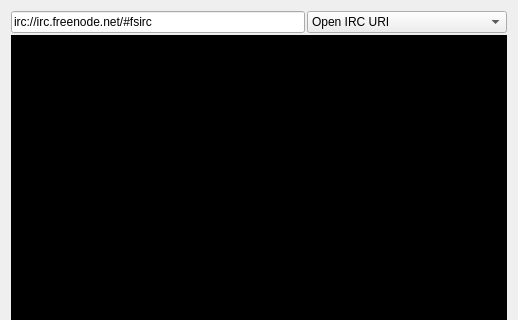
Qt form src/plugins/chatter/fsircview.ui (0xd34df00d/leechcraft) before a commit; both pictures show x 0 to 518 and y 0 to 320 of the 518 by 463 pixel window.
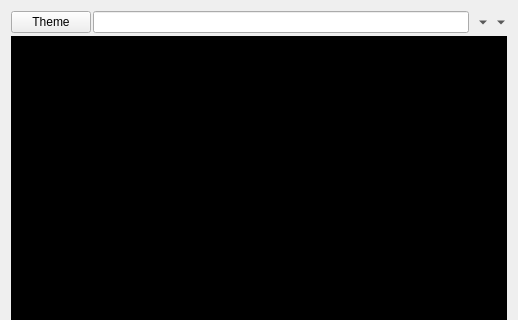
The same form after that commit. Custom widgets are drawn as their Qt base class.

The edit to the form file:
```diff
--- a/src/plugins/chatter/fsircview.ui
+++ b/src/plugins/chatter/fsircview.ui
@@ -21,52 +21,29 @@
      <item>
       <layout class="QHBoxLayout" name="_2" >
        <item>
-        <widget class="QLineEdit" name="fsActionEdit" >
-         <property name="sizePolicy" >
-          <sizepolicy vsizetype="Fixed" hsizetype="Minimum" >
-           <horstretch>0</horstretch>
-           <verstretch>0</verstretch>
-          </sizepolicy>
-         </property>
-         <property name="text" >
-          <string>irc://irc.freenode.net/#fsirc</string>
+        <widget class="QPushButton" name="changeThemeButton">
+         <property name="text">
+          <string>Theme</string>
          </property>
         </widget>
        </item>
        <item>
-        <widget class="QComboBox" name="fsActionCombo" >
-         <property name="sizePolicy" >
-          <sizepolicy vsizetype="Fixed" hsizetype="Fixed" >
-           <horstretch>0</horstretch>
-           <verstretch>0</verstretch>
-          </sizepolicy>
+        <widget class="QLineEdit" name="themeEdit"/>
+       </item>
+       <item>
+        <widget class="QToolButton" name="menuButton">
+         <property name="text">
+          <string>...</string>
          </property>
-         <property name="minimumSize" >
-          <size>
-           <width>200</width>
-           <height>0</height>
-          </size>
+         <property name="popupMode">
+          <enum>QToolButton::MenuButtonPopup</enum>
          </property>
-         <item>
-          <property name="text" >
-           <string>Open IRC URI</string>
-          </property>
-         </item>
-         <item>
-          <property name="text" >
-           <string>Change nick</string>
-          </property>
-         </item>
-         <item>
-          <property name="text" >
-           <string>Set encoding</string>
-          </property>
-         </item>
-         <item>
-          <property name="text" >
-           <string>Stop this senseless struggle</string>
-          </property>
-         </item>
+         <property name="autoRaise">
+          <bool>true</bool>
+         </property>
+         <property name="arrowType">
+          <enum>Qt::DownArrow</enum>
+         </property>
         </widget>
        </item>
       </layout>
@@ -92,12 +69,12 @@
        <property name="readOnly" >
         <bool>true</bool>
        </property>
-       <property name="html" >
-        <string>&lt;!DOCTYPE HTML PUBLIC "-//W3C//DTD HTML 4.0//EN" "http://www.w3.org/TR/REC-html40/strict.dtd">
-&lt;html>&lt;head>&lt;meta name="qrichtext" content="1" />&lt;style type="text/css">
+       <property name="html">
+        <string>&lt;!DOCTYPE HTML PUBLIC &quot;-//W3C//DTD HTML 4.0//EN&quot; &quot;http://www.w3.org/TR/REC-html40/strict.dtd&quot;&gt;
+&lt;html&gt;&lt;head&gt;&lt;meta name=&quot;qrichtext&quot; content=&quot;1&quot; /&gt;&lt;style type=&quot;text/css&quot;&gt;
 p, li { white-space: pre-wrap; }
-&lt;/style>&lt;/head>&lt;body style=" font-family:'DejaVu Sans'; font-size:8pt; font-weight:400; font-style:normal;">
-&lt;p style="-qt-paragraph-type:empty; margin-top:12px; margin-bottom:12px; margin-left:0px; margin-right:0px; -qt-block-indent:0; text-indent:0px; font-family:'Sans Serif'; font-size:10pt;">&lt;/p>&lt;/body>&lt;/html></string>
+&lt;/style&gt;&lt;/head&gt;&lt;body style=&quot; font-family:'URW Palladio L'; font-size:11pt; font-weight:400; font-style:normal;&quot;&gt;
+&lt;p style=&quot;-qt-paragraph-type:empty; margin-top:12px; margin-bottom:12px; margin-left:0px; margin-right:0px; -qt-block-indent:0; text-indent:0px; font-family:'Sans Serif'; font-size:10pt;&quot;&gt;&lt;/p&gt;&lt;/body&gt;&lt;/html&gt;</string>
        </property>
        <property name="openLinks" >
         <bool>false</bool>
```
Left out of the diff: 39 changed lines with no effect on the pictures.
